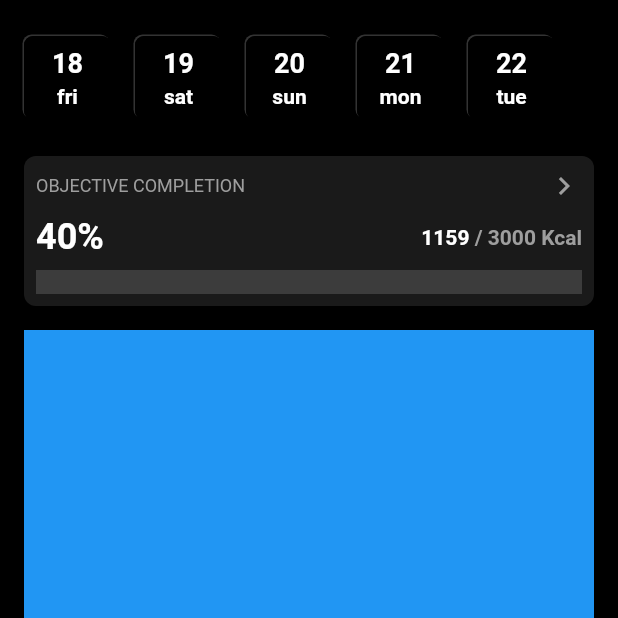
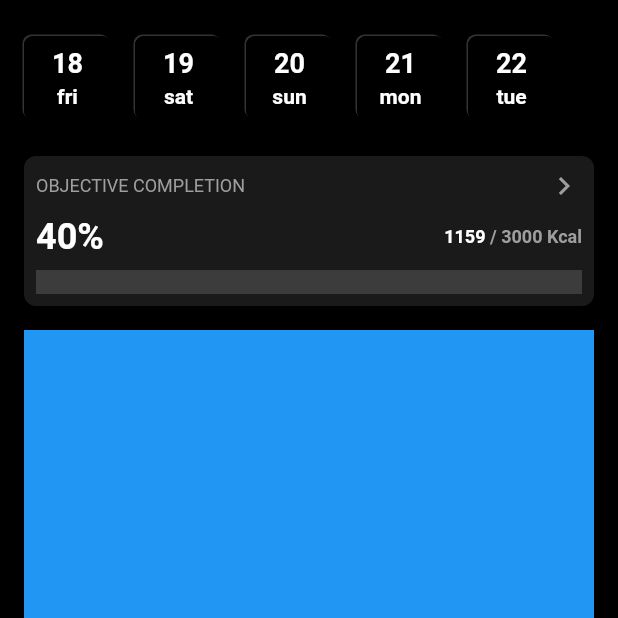
Before and after one commit to JAICHANGPARK/flutter_notebook_18th_story, a Flutter app: the screen it shows after launch, on a phone screen of 412 x 824 dp, the top half of it. Run offline on Flutter 3.47's test engine with Material 2 defaults, Android fonts, the phone set to English and light mode, and no system bars; our stand-ins replace cached_network_image, dotted_border, flutter_lorem, flutter_riverpod, flutter_svg, freezed_annotation and 4 more.

Commit message:
Update fitness_nutrition_main_page.dart

```diff
--- a/lib/ep1094_fitness_nutrition_app/src/ui/fitness_nutrition_main_page.dart
+++ b/lib/ep1094_fitness_nutrition_app/src/ui/fitness_nutrition_main_page.dart
@@ -136,7 +136,7 @@ class _FitnessNutritionMainPageState extends State<FitnessNutritionMainPage> {
                       children: [
                         Row(
                           mainAxisAlignment: MainAxisAlignment.spaceBetween,
-                          children: [
+                          children: const [
                             Text(
                               "OBJECTIVE COMPLETION",
                               style: TextStyle(
@@ -151,7 +151,7 @@ class _FitnessNutritionMainPageState extends State<FitnessNutritionMainPage> {
                           ],
                         ),
                         Row(
-                          children: [
+                          children: const [
                             Text(
                               "40%",
                               style: TextStyle(
@@ -163,12 +163,12 @@ class _FitnessNutritionMainPageState extends State<FitnessNutritionMainPage> {
                             Spacer(),
                             Text("1159",style: TextStyle(
                               fontWeight: FontWeight.bold,
-                              fontSize: 14,
+                              fontSize: 12,
                                 color: Colors.white
                             ),),
                             Text(" / 3000 Kcal",style: TextStyle(
                             fontWeight: FontWeight.bold,
-                              fontSize: 14,
+                              fontSize: 12,
                               color: Colors.grey
                             ),)
                           ],
```
